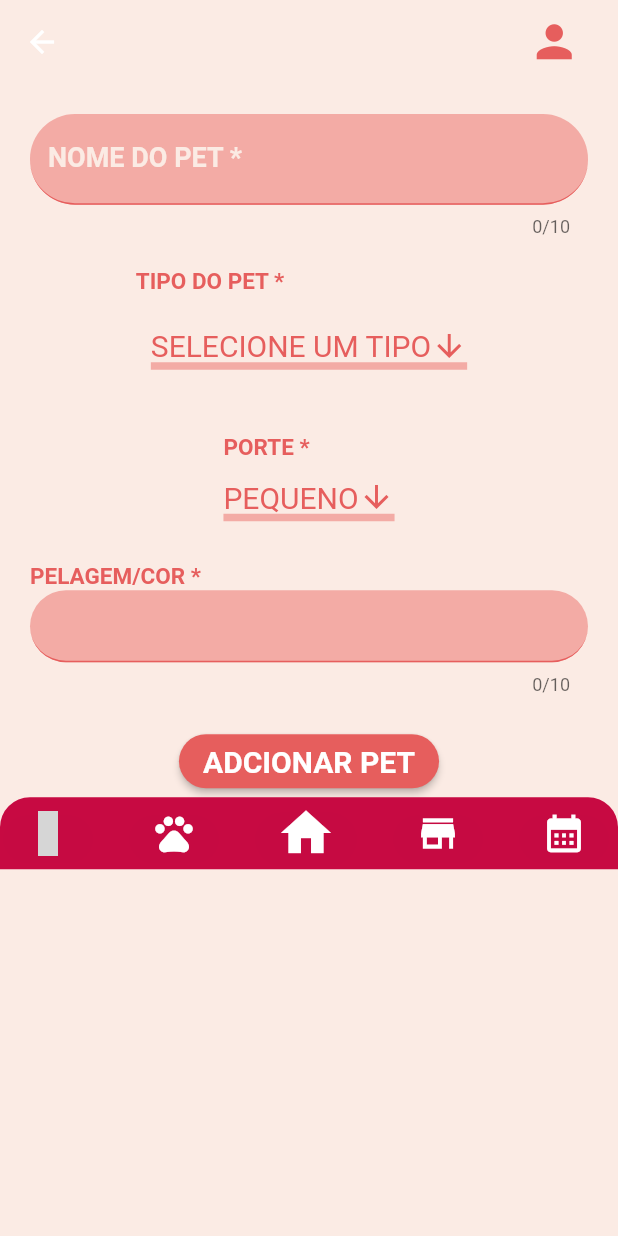
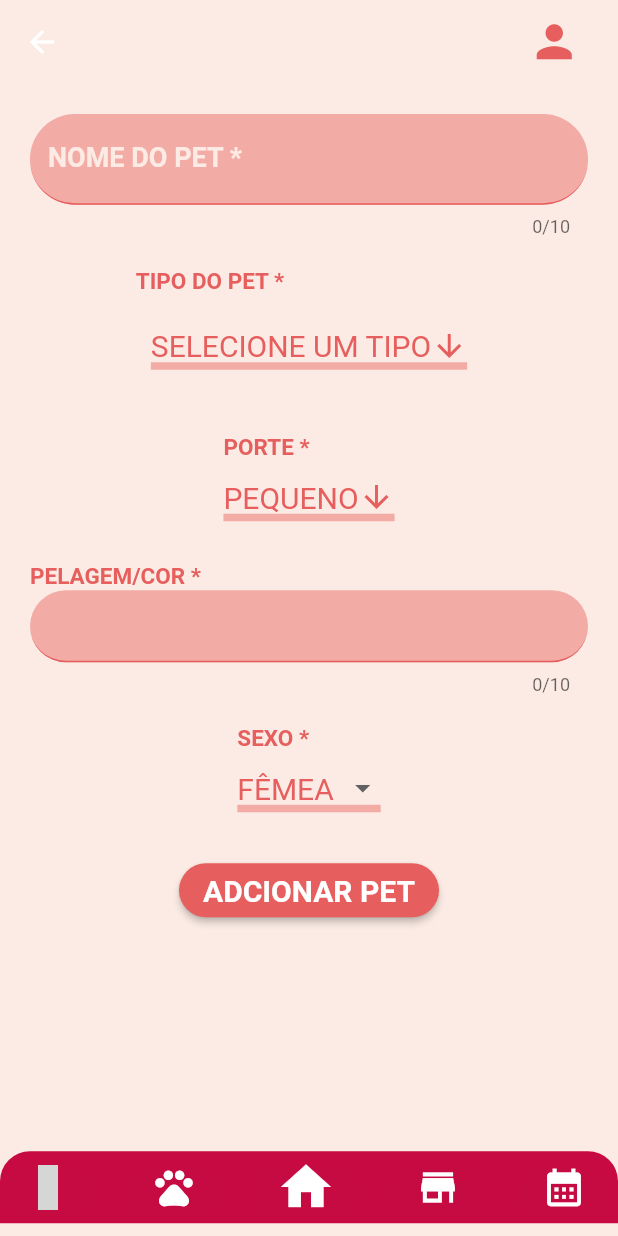
Before and after one commit to anaclara-s/petshop, a Flutter app: the screen it shows after launch, in the side drawer, after a tap on "ADICIONAR PET", on a phone screen of 412 x 824 dp. Run offline on Flutter 3.47's test engine with Material 2 defaults, Android fonts, the phone set to English and light mode, and no system bars; our stand-ins replace mask_text_input_formatter, material_design_icons_flutter; grey boxes are pictures that could not be loaded.

Commit message:
adcionado list e  widget PetGender

```diff
--- a/lib/screens/add_your_pets_screen.dart
+++ b/lib/screens/add_your_pets_screen.dart
@@ -3,6 +3,7 @@ import 'package:flutter/material.dart';
 import '../shared/constants/constants.dart';
 import '../shared/themes/bottom_menu.dart';
 import '../shared/widgets/pets_fur_color.dart';
+import '../shared/widgets/pets_gender.dart';
 import '../shared/widgets/pets_size.dart';
 import '../shared/themes/appbar_customized.dart';
 import '../shared/widgets/pets_breeds.dart';
@@ -43,6 +44,10 @@ class AddYourPetsScreen extends StatelessWidget {
                   PetsFurColorWidget(
                     controller: _petsFurColorController,
                   ),
+                  const SizedBox(
+                    height: 20,
+                  ),
+                  PetsGenderWidget(),
                 ],
               ),
             ),
@@ -52,6 +57,9 @@ class AddYourPetsScreen extends StatelessWidget {
               },
               child: const Text('ADCIONAR PET'),
             ),
+            const SizedBox(
+              height: 150,
+            ),
             BottomMenu(),
           ],
         ),
--- /dev/null
+++ b/lib/shared/lists/pets_gender_list.dart
@@ -0,0 +1,4 @@
+List<String> listPetsGender = <String>[
+  'FÊMEA',
+  'MACHO',
+];
--- /dev/null
+++ b/lib/shared/widgets/pets_gender.dart
@@ -0,0 +1,53 @@
+import 'package:flutter/material.dart';
+import 'package:petshop/shared/constants/constants.dart';
+
+import '../lists/pets_gender_list.dart';
+
+class PetsGenderWidget extends StatefulWidget {
+  const PetsGenderWidget({super.key});
+
+  @override
+  State<PetsGenderWidget> createState() => _PetsGenderWidgetState();
+}
+
+class _PetsGenderWidgetState extends State<PetsGenderWidget> {
+  String dropDownValue = listPetsGender.first;
+
+  @override
+  Widget build(BuildContext context) {
+    return Column(
+      crossAxisAlignment: CrossAxisAlignment.start,
+      children: [
+        Text(
+          'SEXO *',
+          style: TextStyle(
+              fontSize: 15,
+              fontWeight: FontWeight.bold,
+              color: kButonsBackgroundColor),
+        ),
+        DropdownButton(
+          value: dropDownValue,
+          style: TextStyle(
+            color: kButonsBackgroundColor,
+            fontSize: 20,
+          ),
+          underline: Container(
+            height: 5,
+            color: kTextFormFieldBackgroundColor,
+          ),
+          onChanged: (String? value) {
+            setState(() {
+              dropDownValue = value!;
+            });
+          },
+          items: listPetsGender.map<DropdownMenuItem<String>>((String value) {
+            return DropdownMenuItem(
+              value: value,
+              child: Text(value),
+            );
+          }).toList(),
+        ),
+      ],
+    );
+  }
+}
```
